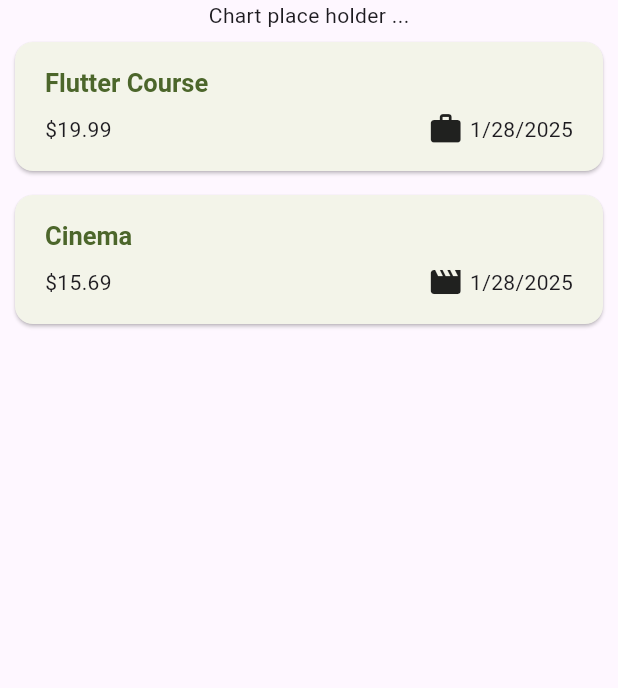
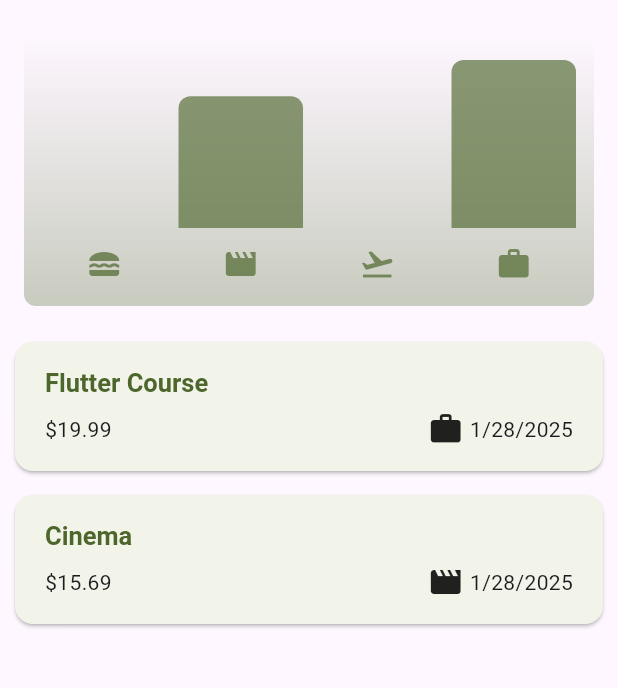
Before and after one commit to OusamaJamalEddin/expense_tracker, a Flutter app: the screen it shows after launch, on a phone screen of 412 x 824 dp, the part 84-772 px from its top. Run offline on Flutter 3.47's test engine with Material 3 defaults, Android fonts, the phone set to English and light mode, and no system bars.

Commit message:
lib folder has been updated (finished the app)

```diff
--- a/lib/main.dart
+++ b/lib/main.dart
@@ -2,13 +2,49 @@ import 'package:expense_tracker/widgets/expenses.dart';
 import 'package:flutter/material.dart';
 import 'package:flutter/rendering.dart';
 
-var kColorScheme =
-    ColorScheme.fromSeed(seedColor: const Color.fromARGB(255, 139, 161, 110));
+var kColorScheme = ColorScheme.fromSeed(
+  seedColor: const Color.fromARGB(255, 139, 161, 110),
+);
+
+var kDarkColorScheme = ColorScheme.fromSeed(
+  seedColor: const Color.fromARGB(255, 74, 103, 36),
+  brightness: Brightness.dark,
+);
 
 void main() {
   debugPaintSizeEnabled = false;
   runApp(
     MaterialApp(
+      darkTheme: ThemeData.dark().copyWith(
+        colorScheme: kDarkColorScheme,
+        cardTheme: const CardTheme().copyWith(
+          color: kDarkColorScheme.onSecondary,
+          margin: const EdgeInsets.symmetric(
+            //i can override as well the margin from here of the cards
+            horizontal: 10,
+            vertical: 8,
+          ),
+        ),
+        elevatedButtonTheme: ElevatedButtonThemeData(
+          //some themes has different ways to do, like here, we are not using copyWith, instead, i am using styleFrom, which does the same, uses the default values of the styling but gives a chance to override what i want and cosutmize it as i please.
+          style: ElevatedButton.styleFrom(
+            backgroundColor: kDarkColorScheme.primaryContainer,
+            foregroundColor: kDarkColorScheme.onPrimaryContainer,
+          ),
+        ),
+        textTheme: ThemeData().textTheme.copyWith(
+              titleLarge: const TextStyle(
+                fontWeight: FontWeight.bold,
+                fontSize: 17,
+                //this color (and the theming in general) wont be applied on the largeTitle (in this case its the title in the appBar, why? because the color has been already set above, (foregroundcolor of the appBar) but i can still use this color and theme in other text fields as i did in the title of the cards in the expense_item.dart)
+                color: Color.fromARGB(255, 216, 216, 216),
+              ),
+              titleSmall: const TextStyle(
+                color: Color.fromARGB(255, 216, 216, 216),
+              ),
+            ),
+      ),
+
       //we must use copyWith because without it, i will have to define all specifications of the themes, but with it, i am using the default things with overriding what i want to costumize
       theme: ThemeData().copyWith(
         colorScheme: kColorScheme,
--- a/lib/models/expense.dart
+++ b/lib/models/expense.dart
@@ -1,3 +1,4 @@
+import 'package:expense_tracker/widgets/expenses.dart';
 import 'package:flutter/material.dart';
 // OUR (DATASTRUCTURE) ? THAT WILL HOLD THE EXPENSE VARIABLES)
 
@@ -55,3 +56,28 @@ class Expense {
     return formatter.format(date);
   }
 }
+
+class ExpenseBucket {
+  ExpenseBucket({
+    required this.category,
+    required this.expenses,
+  });
+
+  ExpenseBucket.forCategory(
+    List<Expense> allExpenses,
+    this.category,
+  ) : expenses = allExpenses
+            .where((expense) => expense.category == category)
+            .toList();
+
+  final Category category;
+  final List<Expense> expenses;
+
+  double get totalExpenses {
+    double sum = 0;
+    for (final expense in expenses) {
+      sum += expense.amount;
+    }
+    return sum;
+  }
+}
--- /dev/null
+++ b/lib/widgets/chart/chart.dart
@@ -0,0 +1,95 @@
+import 'package:flutter/material.dart';
+
+import 'package:expense_tracker/widgets/chart/chart_bar.dart';
+import 'package:expense_tracker/models/expense.dart';
+
+class Chart extends StatelessWidget {
+  const Chart({super.key, required this.expenses});
+
+  final List<Expense> expenses;
+
+  List<ExpenseBucket> get buckets {
+    return [
+      ExpenseBucket.forCategory(expenses, Category.food),
+      ExpenseBucket.forCategory(expenses, Category.leisure),
+      ExpenseBucket.forCategory(expenses, Category.travel),
+      ExpenseBucket.forCategory(expenses, Category.work),
+    ];
+  }
+
+  double get maxTotalExpense {
+    double maxTotalExpense = 0;
+
+    for (final bucket in buckets) {
+      if (bucket.totalExpenses > maxTotalExpense) {
+        maxTotalExpense = bucket.totalExpenses;
+      }
+    }
+
+    return maxTotalExpense;
+  }
+
+  @override
+  Widget build(BuildContext context) {
+    final isDarkMode =
+        MediaQuery.of(context).platformBrightness == Brightness.dark;
+    return Container(
+      margin: const EdgeInsets.all(16),
+      padding: const EdgeInsets.symmetric(
+        vertical: 16,
+        horizontal: 8,
+      ),
+      width: double.infinity,
+      height: 180,
+      decoration: BoxDecoration(
+        borderRadius: BorderRadius.circular(8),
+        gradient: LinearGradient(
+          colors: [
+            Theme.of(context).colorScheme.primary.withOpacity(0.3),
+            Theme.of(context).colorScheme.primary.withOpacity(0.0)
+          ],
+          begin: Alignment.bottomCenter,
+          end: Alignment.topCenter,
+        ),
+      ),
+      child: Column(
+        children: [
+          Expanded(
+            child: Row(
+              crossAxisAlignment: CrossAxisAlignment.end,
+              children: [
+                for (final bucket in buckets) // alternative to map()
+                  ChartBar(
+                    fill: bucket.totalExpenses == 0
+                        ? 0
+                        : bucket.totalExpenses / maxTotalExpense,
+                  )
+              ],
+            ),
+          ),
+          const SizedBox(height: 12),
+          Row(
+            children: buckets
+                .map(
+                  (bucket) => Expanded(
+                    child: Padding(
+                      padding: const EdgeInsets.symmetric(horizontal: 4),
+                      child: Icon(
+                        categoryIcons[bucket.category],
+                        color: isDarkMode
+                            ? Theme.of(context).colorScheme.secondary
+                            : Theme.of(context)
+                                .colorScheme
+                                .primary
+                                .withOpacity(0.7),
+                      ),
+                    ),
+                  ),
+                )
+                .toList(),
+          )
+        ],
+      ),
+    );
+  }
+}
--- /dev/null
+++ b/lib/widgets/chart/chart_bar.dart
@@ -0,0 +1,34 @@
+import 'package:flutter/material.dart';
+
+class ChartBar extends StatelessWidget {
+  const ChartBar({
+    super.key,
+    required this.fill,
+  });
+
+  final double fill;
+
+  @override
+  Widget build(BuildContext context) {
+    final isDarkMode =
+        MediaQuery.of(context).platformBrightness == Brightness.dark;
+    return Expanded(
+      child: Padding(
+        padding: const EdgeInsets.symmetric(horizontal: 4),
+        child: FractionallySizedBox(
+          heightFactor: fill,
+          child: DecoratedBox(
+            decoration: BoxDecoration(
+              shape: BoxShape.rectangle,
+              borderRadius:
+                  const BorderRadius.vertical(top: Radius.circular(8)),
+              color: isDarkMode
+                  ? Theme.of(context).colorScheme.secondary
+                  : Theme.of(context).colorScheme.primary.withOpacity(0.65),
+            ),
+          ),
+        ),
+      ),
+    );
+  }
+}
--- a/lib/widgets/expenses.dart
+++ b/lib/widgets/expenses.dart
@@ -1,3 +1,4 @@
+import 'package:expense_tracker/widgets/chart/chart.dart';
 import 'package:expense_tracker/widgets/expenses_list/expenses_list.dart';
 import 'package:expense_tracker/widgets/new_expense.dart';
 import 'package:flutter/material.dart';
@@ -64,8 +65,11 @@ class _ExpensesState extends State<Expenses> {
 
   @override
   Widget build(BuildContext context) {
-    Widget mainWidget = const Center(
-      child: Text("No existing expenses, Try and add some !"),
+    Widget mainWidget = Center(
+      child: Text(
+        "No existing expenses, Try and add some !",
+        style: TextStyle(color: Theme.of(context).textTheme.titleLarge!.color),
+      ),
     );
     if (_registeredExpenses.isNotEmpty) {
       mainWidget = ExpensesList(
@@ -91,7 +95,10 @@ class _ExpensesState extends State<Expenses> {
       ),
       body: Column(
         children: [
-          const Text("Chart place holder ..."),
+          const SizedBox(
+            height: 8,
+          ),
+          Chart(expenses: _registeredExpenses),
           Expanded(
               //We covered it with expanded because without it, we have a column inside a column and its not being displayed properly
               child: mainWidget),
--- a/lib/widgets/expenses_list/expense_item.dart
+++ b/lib/widgets/expenses_list/expense_item.dart
@@ -22,13 +22,22 @@ class ExpenseItem extends StatelessWidget {
               const SizedBox(height: 8),
               Row(
                 children: [
-                  Text('\$${expense.amount.toStringAsFixed(2)}'),
+                  Text(
+                    '\$${expense.amount.toStringAsFixed(2)}',
+                    style: TextStyle(
+                        color: Theme.of(context).textTheme.titleSmall!.color),
+                  ),
                   const Spacer(),
                   Row(
                     children: [
                       Icon(categoryIcons[expense.category]),
                       const SizedBox(width: 4),
-                      Text(expense.formattedDate)
+                      Text(
+                        expense.formattedDate,
+                        style: TextStyle(
+                          color: Theme.of(context).textTheme.titleSmall!.color,
+                        ),
+                      )
                     ],
                   ),
                 ],
```
